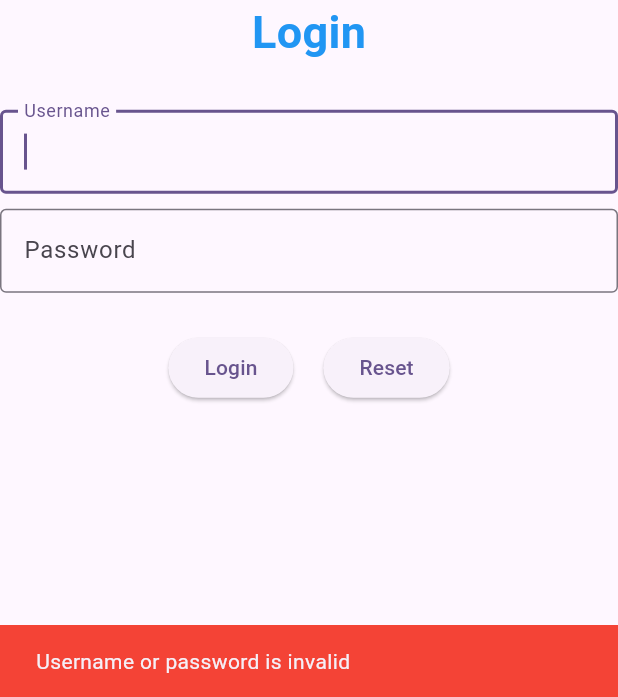
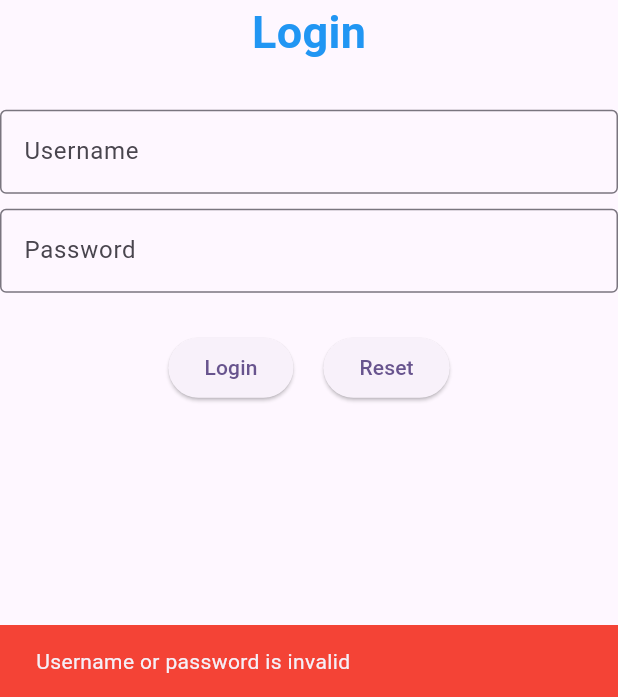
Before and after one commit to AdrielTTE/extra_practical, a Flutter app: the screen it shows after launch, after a tap on "Login", on a phone screen of 412 x 824 dp, the part 539-1236 px from its top. Run offline on Flutter 3.47's test engine with Material 3 defaults, Android fonts, the phone set to English and light mode, and no system bars.

Commit message:
extra_practical

```diff
--- a/lib/LoginForm.dart
+++ b/lib/LoginForm.dart
@@ -20,6 +20,7 @@ class LoginForm extends StatelessWidget{
             Image.asset('assets/images/tarumt-logo1.png'),
             Text('Login', style: TextStyle(color: Colors.blue, fontSize:30, fontWeight: FontWeight.bold),),
             SizedBox(height:30),
+
             TextField(
               autofocus: true,
               controller: _userNameCtr,
@@ -44,7 +45,9 @@ class LoginForm extends StatelessWidget{
         mainAxisAlignment: MainAxisAlignment.center,
             children: [
               SizedBox(height:100),
+
             ElevatedButton(onPressed: (){
+              FocusScope.of(context).unfocus();
               Student? std = students.where((x)=>x.userName == _userNameCtr.text && x.password == _passwordCtr.text).firstOrNull;
 
               if(std!= null){
@@ -61,6 +64,7 @@ class LoginForm extends StatelessWidget{
 
             }, child: Text('Login'),),
               SizedBox(width:20),
+
             ElevatedButton(onPressed: (){
               _userNameCtr.clear();
               _passwordCtr.clear();
```
